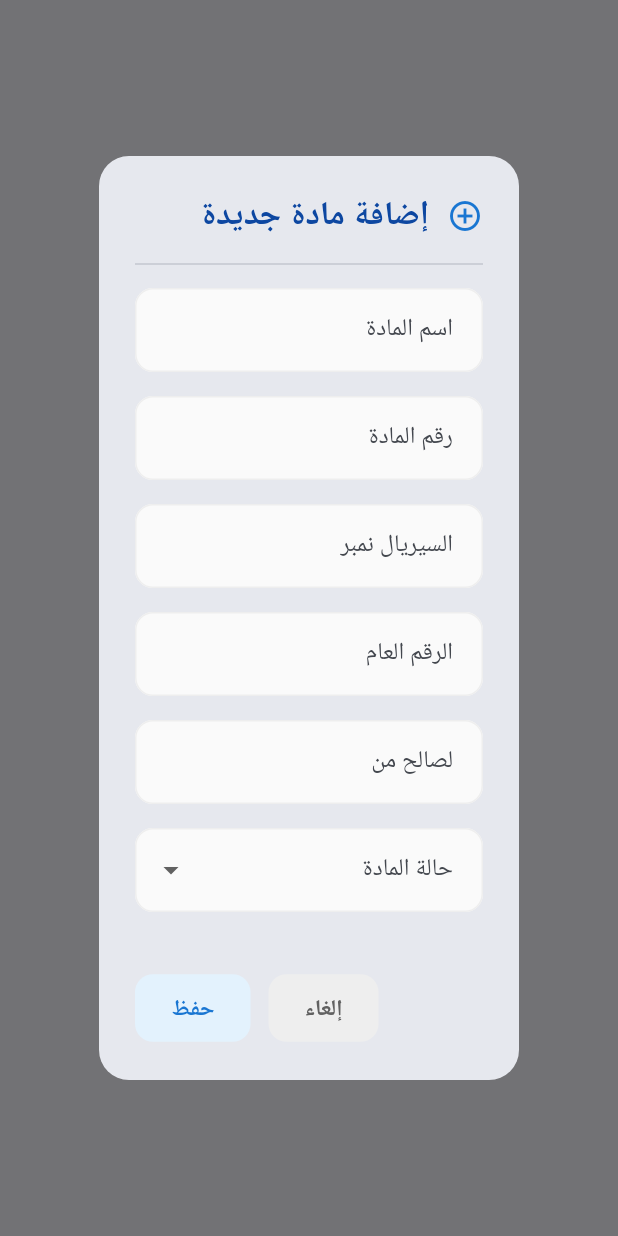
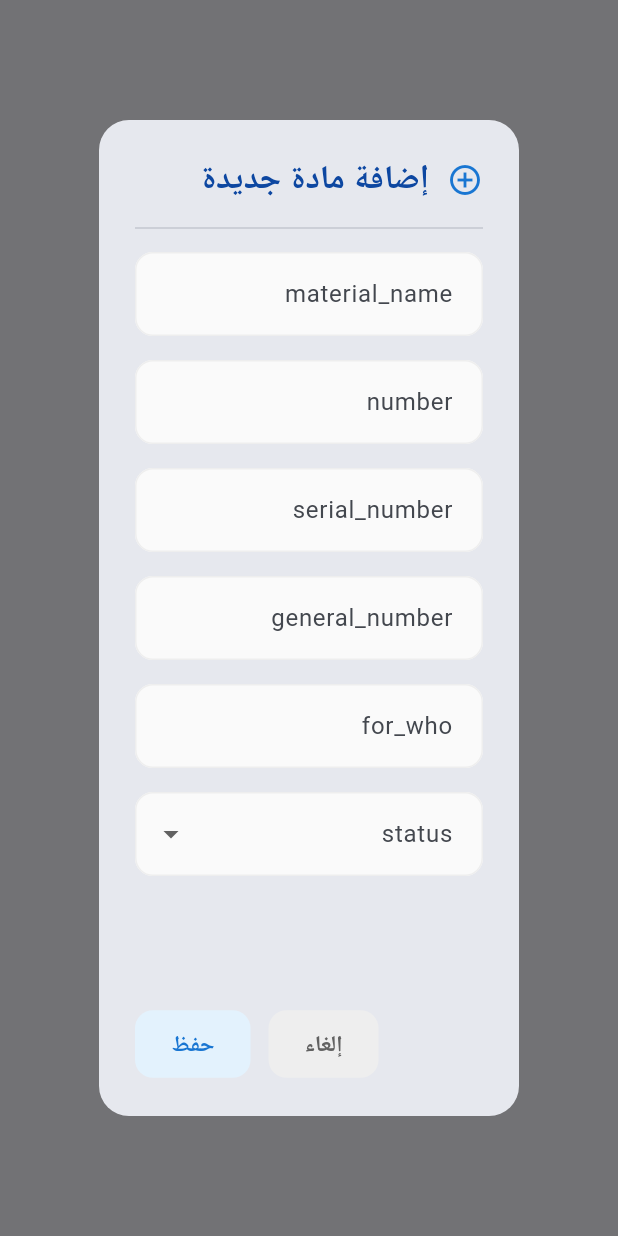
Before and after one commit to ehamzadz/khamsat_faisal_desktop_app, a Flutter app: what showAddDataDialog() shows on an empty page, opened directly, on a phone screen of 412 x 824 dp. Run offline on Flutter 3.47's test engine with Material 3 defaults, Android fonts, the phone set to English and light mode, and no system bars; our stand-ins replace csv, flutter_animate, font_awesome_flutter, pull_to_refresh, sqflite_common_ffi, syncfusion_flutter_datagrid; accounts and stored records are empty; Roboto replaces fonts that are missing (Poppins).

```diff
--- a/lib/functions/handle_submit.dart
+++ b/lib/functions/handle_submit.dart
@@ -1,3 +1,5 @@
+// ignore_for_file: use_build_context_synchronously
+
 import 'package:flutter/material.dart';
 import 'package:provider/provider.dart';
 
@@ -13,7 +15,9 @@ Future<void> handleSubmit(
   if (formKey.currentState!.validate()) {
     formKey.currentState!.save();
     try {
-      final success = await ApiService().insertDataViaAPI(data);
+      final success = await DatabaseService().insertItem(data);
+      print(success);
+
       if (success) {
         Provider.of<DashboardProvider>(context, listen: false).fetchData();
         Navigator.pop(context);
--- a/lib/main.dart
+++ b/lib/main.dart
@@ -1,11 +1,15 @@
 import 'package:flutter/material.dart';
 import 'package:provider/provider.dart';
 import 'package:flutter_localizations/flutter_localizations.dart';
+import 'package:sqflite_common_ffi/sqflite_ffi.dart';
 
 import 'screens/home_page.dart';
 
 void main() async {
   WidgetsFlutterBinding.ensureInitialized();
+  sqfliteFfiInit();
+  databaseFactory = databaseFactoryFfi;
+
   runApp(
     MultiProvider(
       providers: [
--- a/lib/main_minified.dart
+++ /dev/null
@@ -1 +0,0 @@
-import 'package:flutter/material.dart';import 'package:provider/provider.dart';import 'package:flutter_localizations/flutter_localizations.dart';import 'screens/home_page.dart';void main(){runApp(MultiProvider(providers: [ ChangeNotifierProvider(create:(_)=> DashboardProvider()),],child: MyApp(),),);}class MyApp extends StatelessWidget{@override Widget build(BuildContext context){return MaterialApp(title: 'Dashboard',debugShowCheckedModeBanner: false,theme: ThemeData(colorScheme: ColorScheme.fromSeed(seedColor: Colors.blue,brightness: Brightness.light,),useMaterial3: true,fontFamily: 'Poppins',),darkTheme: ThemeData(colorScheme: ColorScheme.fromSeed(seedColor: Colors.blue,brightness: Brightness.dark,),useMaterial3: true,fontFamily: 'Poppins',),themeMode: context.watch<DashboardProvider>().themeMode,supportedLocales: [Locale('ar'),Locale('en')],localizationsDelegates: [ GlobalMaterialLocalizations.delegate,GlobalWidgetsLocalizations.delegate,GlobalCupertinoLocalizations.delegate,],locale: context.watch<DashboardProvider>().locale,home: DashboardPage(),);}}
--- a/lib/screens/home_page.dart
+++ b/lib/screens/home_page.dart
@@ -367,7 +367,7 @@ class DataGridWidget extends StatelessWidget {
         //     Theme.of(context).colorScheme.surfaceContainerHighest,
         columns: [
           GridColumn(
-            columnName: 'مفتاح',
+            columnName: 'id',
             width: 90,
             label: Container(
               padding: EdgeInsets.symmetric(vertical: 8),
@@ -376,7 +376,7 @@ class DataGridWidget extends StatelessWidget {
             ),
           ),
           GridColumn(
-            columnName: 'تاريخ الدخول',
+            columnName: 'created_at',
             label: Container(
               padding: EdgeInsets.all(8),
               alignment: Alignment.center,
@@ -384,7 +384,7 @@ class DataGridWidget extends StatelessWidget {
             ),
           ),
           GridColumn(
-            columnName: 'حالة المادة',
+            columnName: 'status',
             width: 170,
             label: Container(
               padding: EdgeInsets.all(8),
@@ -393,7 +393,7 @@ class DataGridWidget extends StatelessWidget {
             ),
           ),
           GridColumn(
-            columnName: 'اسم المادة',
+            columnName: 'material_name',
             label: Container(
               padding: EdgeInsets.all(8),
               alignment: Alignment.center,
@@ -401,7 +401,7 @@ class DataGridWidget extends StatelessWidget {
             ),
           ),
           GridColumn(
-            columnName: 'رقم المادة',
+            columnName: 'number',
             label: Container(
               padding: EdgeInsets.all(8),
               alignment: Alignment.center,
@@ -409,7 +409,7 @@ class DataGridWidget extends StatelessWidget {
             ),
           ),
           GridColumn(
-            columnName: 'السيريال نمبر',
+            columnName: 'serial_number',
             label: Container(
               padding: EdgeInsets.all(8),
               alignment: Alignment.center,
@@ -417,7 +417,7 @@ class DataGridWidget extends StatelessWidget {
             ),
           ),
           GridColumn(
-            columnName: 'الرقم العام',
+            columnName: 'general_number',
             label: Container(
               padding: EdgeInsets.all(8),
               alignment: Alignment.center,
@@ -425,7 +425,7 @@ class DataGridWidget extends StatelessWidget {
             ),
           ),
           GridColumn(
-            columnName: 'لصالح من',
+            columnName: 'for_who',
             label: Container(
               padding: EdgeInsets.all(8),
               alignment: Alignment.center,
@@ -433,7 +433,7 @@ class DataGridWidget extends StatelessWidget {
             ),
           ),
           GridColumn(
-            columnName: 'تاريخ التحويل',
+            columnName: 'updated_at_transfert',
             label: Container(
               padding: EdgeInsets.all(8),
               alignment: Alignment.center,
@@ -441,7 +441,7 @@ class DataGridWidget extends StatelessWidget {
             ),
           ),
           GridColumn(
-            columnName: 'تاريخ الخروج',
+            columnName: 'updated_at_exit',
             label: Container(
               padding: EdgeInsets.all(8),
               alignment: Alignment.center,
@@ -468,30 +468,31 @@ class ItemDataGridSource extends DataGridSource {
   ItemDataGridSource({required List<Map<String, String>> tableData}) {
     _items = tableData
         .map((data) => DataGridRow(cells: [
-              DataGridCell<String>(columnName: 'مفتاح', value: data['مفتاح']!),
+              DataGridCell<String>(columnName: 'id', value: data['id']!),
               DataGridCell<String>(
-                  columnName: 'تاريخ الدخول', value: data['تاريخ الدخول']!),
+                  columnName: 'created_at', value: data['created_at']!),
               DataGridCell<String>(
-                  columnName: 'حالة المادة', value: data['حالة المادة']!),
+                  columnName: 'status', value: data['status']!),
               DataGridCell<String>(
-                  columnName: 'اسم المادة', value: data['اسم المادة']!),
+                  columnName: 'material_name', value: data['material_name']!),
               DataGridCell<String>(
-                  columnName: 'رقم المادة', value: data['رقم المادة']!),
+                  columnName: 'number', value: data['number']!),
               DataGridCell<String>(
-                  columnName: 'السيريال نمبر', value: data['السيريال نمبر']!),
+                  columnName: 'serial_number', value: data['serial_number']!),
               DataGridCell<String>(
-                  columnName: 'الرقم العام', value: data['الرقم العام']!),
+                  columnName: 'general_number', value: data['general_number']!),
               DataGridCell<String>(
-                  columnName: 'لصالح من', value: data['لصالح من']!),
+                  columnName: 'for_who', value: data['for_who']!),
               DataGridCell<String>(
-                  columnName: 'تاريخ التحويل',
-                  value: data['تاريخ التحويل']! == ''
+                  columnName: 'updated_at_transfert',
+                  value: data['updated_at_transfert']! == ''
                       ? '/'
-                      : data['تاريخ التحويل']),
+                      : data['updated_at_transfert']),
               DataGridCell<String>(
-                  columnName: 'تاريخ الخروج',
-                  value:
-                      data['تاريخ الخروج']! == '' ? '/' : data['تاريخ الخروج']),
+                  columnName: 'updated_at_exit',
+                  value: data['updated_at_exit']! == ''
+                      ? '/'
+                      : data['updated_at_exit']),
               DataGridCell<Map<String, String>>(
                   columnName: 'الإجراءات', value: data),
             ]))
@@ -505,7 +506,7 @@ class ItemDataGridSource extends DataGridSource {
 
   // void _handleEdit(Map<String, String> item) {
   //   // Handle edit action
-  //   print('Edit item: ${item['مفتاح']}');
+  //   print('Edit item: ${item['id']}');
   //   // You can open a dialog or navigate to an edit screen here
   // }
 
@@ -541,7 +542,7 @@ class ItemDataGridSource extends DataGridSource {
             ),
           );
         } else {
-          if (dataGridCell.columnName == 'حالة المادة') {
+          if (dataGridCell.columnName == 'status') {
             // Customize the text based on the status
             final status = dataGridCell.value.toString();
             IconData icon;
@@ -616,7 +617,7 @@ class ItemDataGridSource extends DataGridSource {
                 ),
               ),
             );
-          } else if (dataGridCell.columnName == 'مفتاح') {
+          } else if (dataGridCell.columnName == 'id') {
             return Padding(
               padding: const EdgeInsets.all(8.0),
               child: Container(
@@ -653,7 +654,6 @@ class ItemDataGridSource extends DataGridSource {
 
 class DashboardProvider with ChangeNotifier {
   String selectedStatusFilter = "جميع";
-  final ApiService _apiService = ApiService();
   List<Map<String, String>> tableData = [];
   bool isLoading = false;
   late ItemDataGridSource itemDataGridSource;
@@ -671,7 +671,7 @@ class DashboardProvider with ChangeNotifier {
   // Function to update selectedStatusFilter
   void updateSelectedStatusFilter(String newStatus) {
     selectedStatusFilter = newStatus;
-    notifyListeners(); // Notify listeners to rebuild the UI
+    notifyListeners();
   }
 
   Future<void> fetchData() async {
@@ -679,7 +679,12 @@ class DashboardProvider with ChangeNotifier {
     notifyListeners();
 
     try {
-      tableData = await _apiService.fetchItems();
+      final DatabaseService dbService = DatabaseService();
+      List<Map<String, dynamic>> rawData = await dbService.fetchItems();
+
+      tableData = rawData.map((item) {
+        return item.map((key, value) => MapEntry(key, value?.toString() ?? ''));
+      }).toList();
       itemDataGridSource = ItemDataGridSource(tableData: tableData);
       print(selectedStatusFilter);
     } catch (e) {
@@ -740,7 +745,7 @@ class DashboardProvider with ChangeNotifier {
       {
         "title": "تحت العمل",
         "value": tableData
-            .where((item) => item["حالة المادة"] == "تحت العمل")
+            .where((item) => item["status"] == "تحت العمل")
             .length
             .toString(),
         "icon": Icons.construction
@@ -748,7 +753,7 @@ class DashboardProvider with ChangeNotifier {
       {
         "title": "تم التحويل",
         "value": tableData
-            .where((item) => item["حالة المادة"] == "تم التحويل")
+            .where((item) => item["status"] == "تم التحويل")
             .length
             .toString(),
         "icon": Icons.swap_horiz
@@ -756,7 +761,7 @@ class DashboardProvider with ChangeNotifier {
       {
         "title": "شطبت",
         "value": tableData
-            .where((item) => item["حالة المادة"] == "شطبت")
+            .where((item) => item["status"] == "شطبت")
             .length
             .toString(),
         "icon": Icons.delete_forever
@@ -764,7 +769,7 @@ class DashboardProvider with ChangeNotifier {
       {
         "title": "تم الانتهاء منها",
         "value": tableData
-            .where((item) => item["حالة المادة"] == "تم الانتهاء منها")
+            .where((item) => item["status"] == "تم الانتهاء منها")
             .length
             .toString(),
         "icon": Icons.check_circle_outline
@@ -849,8 +854,7 @@ class DashboardProvider with ChangeNotifier {
                   fetchData();
                 } else {
                   tableData = tableData
-                      .where(
-                          (item) => item["حالة المادة"] == selectedStatusFilter)
+                      .where((item) => item["status"] == selectedStatusFilter)
                       .toList();
 
                   // Update the data source
@@ -895,7 +899,7 @@ class DashboardProvider with ChangeNotifier {
         throw Exception("Could not access downloads directory.");
       }
 
-      final file = File('${directory.path}/data.csv');
+      final file = File('${directory.path}\\data.csv');
       await file.writeAsBytes(csvBytes);
 
       ScaffoldMessenger.of(context).showSnackBar(
--- a/lib/services/database_service.dart
+++ b/lib/services/database_service.dart
@@ -1,5 +1,4 @@
 import 'dart:convert';
-import 'package:flutter/material.dart';
 import 'package:http/http.dart' as http;
 
 import '../variables/variables.dart';
--- a/lib/widgets/show_delete_confirmation_dialog.dart
+++ b/lib/widgets/show_delete_confirmation_dialog.dart
@@ -63,8 +63,7 @@ class ShowDeleteConfirmationDialog extends StatelessWidget {
         // Provider.of<DashboardProvider>(context, listen: false).filterTable();
         // Provider.of<DashboardProvider>(context, listen: true);
         // Provider.of<DashboardProvider>(context, listen: false).filterTable();
-
-        await ApiService().deleteDataViaAPI(item['مفتاح']!);
+        await DatabaseService().deleteItem(item['id']!);
 
         Provider.of<DashboardProvider>(context, listen: false).deleteData(item);
         // If successful, show a success SnackBar
@@ -74,7 +73,7 @@ class ShowDeleteConfirmationDialog extends StatelessWidget {
             backgroundColor: Colors.green,
           ),
         );
-        print('Deleting item: ${item['مفتاح']}');
+        print('Deleting item: ${item['id']}');
       } catch (error) {
         showErrorSnackbar(
             context, 'حدث خطأ أثناء محاولة الحذف: $error', Colors.red.shade400);
--- a/lib/widgets/show_dialog_add.dart
+++ b/lib/widgets/show_dialog_add.dart
@@ -9,12 +9,15 @@ import 'dialog_button.dart';
 void showAddDataDialog(BuildContext context) {
   final _formKey = GlobalKey<FormState>();
   final Map<String, String> newData = {
-    'اسم المادة': '',
-    'رقم المادة': '',
-    'السيريال نمبر': '',
-    'الرقم العام': '',
-    'لصالح من': '',
-    'حالة المادة': '',
+    'material_name': '',
+    'number': '',
+    'serial_number': '',
+    'general_number': '',
+    'for_who': '',
+    'status': '',
+    'created_at': '',
+    'updated_at_transfert': '',
+    'updated_at_exit': '',
   };
 
   showDialog(
@@ -50,7 +53,7 @@ void showAddDataDialog(BuildContext context) {
                     child: Column(
                       children: [
                         ...newData.keys.map((field) {
-                          if (field == 'حالة المادة') {
+                          if (field == 'status') {
                             return buildDropdownField(
                                 field, newData, 'يرجى اختيار أحد الإختيارات', [
                               'تحت العمل',
@@ -58,6 +61,11 @@ void showAddDataDialog(BuildContext context) {
                               'شطبت',
                               'تم الانتهاء منها'
                             ]);
+                          }
+                          if (field == 'created_at' ||
+                              field == 'updated_at_transfert' ||
+                              field == 'updated_at_exit') {
+                            return SizedBox();
                           }
                           return buildTextField(field, newData);
                         }).expand((widget) => [widget, SizedBox(height: 16)]),
--- a/pubspec.yaml
+++ b/pubspec.yaml
@@ -68,6 +68,7 @@ dependencies:
   animations: ^2.0.11
   url_launcher: ^6.3.1
   font_awesome_flutter: ^10.8.0
+  sqflite_common_ffi: ^2.3.4+4
 
 dev_dependencies:
   flutter_test:
```
Also changed, not shown: lib/models/material_model.dart (+15 -1 lines), lib/services/api_service_materials.dart (+201 -112 lines), lib/widgets/show_edit_confirmation_dialog.dart (+7 -7 lines), pubspec.lock.
